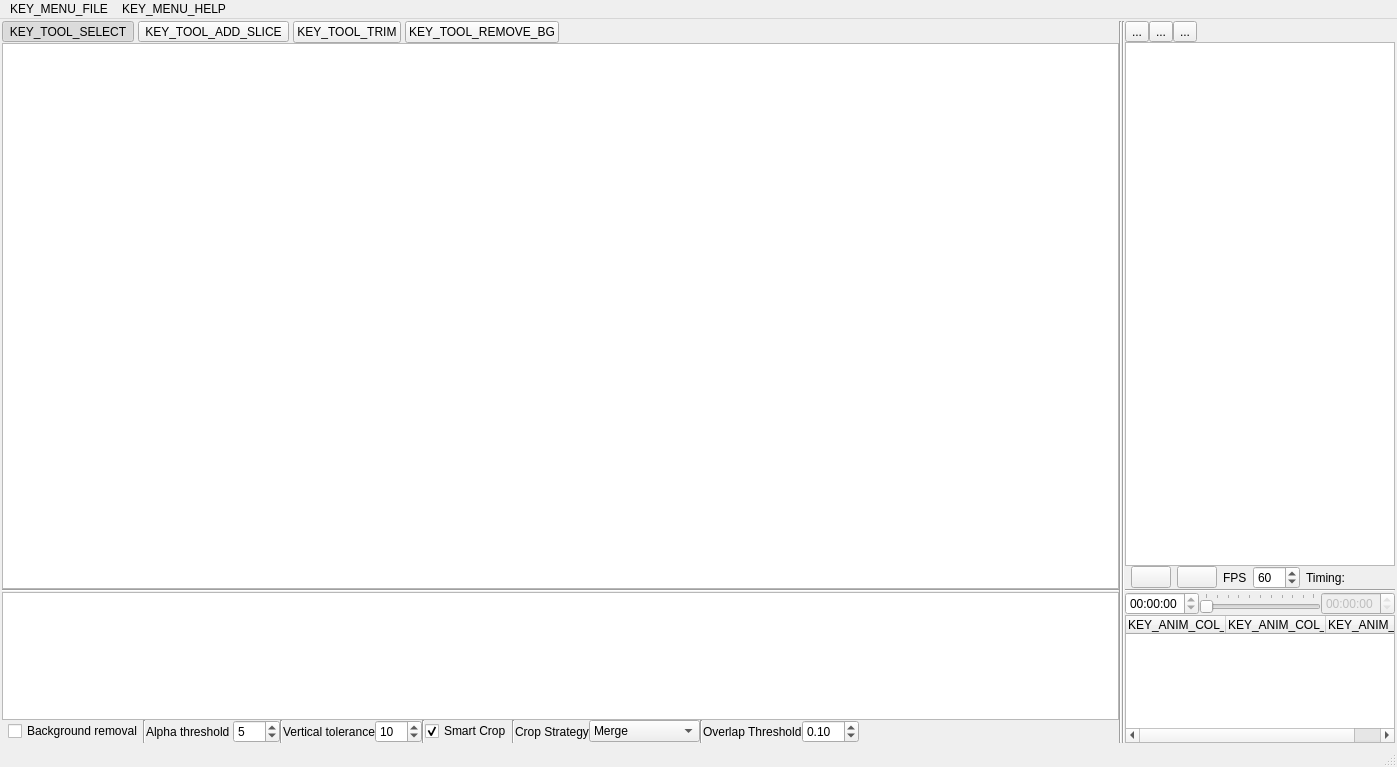
Qt form SpriteStudio/src/mainwindow.ui (oktailb/BentoPack) before a commit.
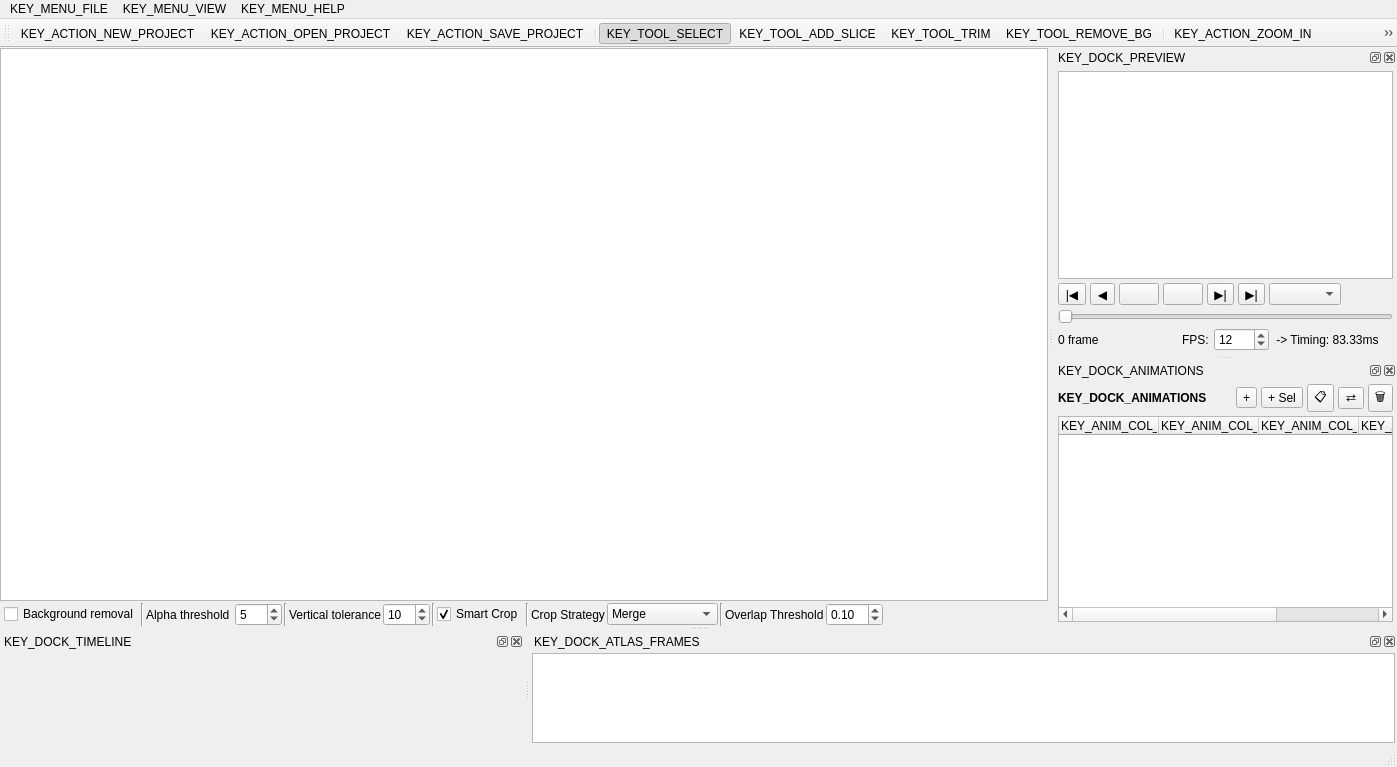
The same form after that commit. Icons and pictures are not drawn.

What changed in the file:
```diff
--- a/SpriteStudio/src/mainwindow.ui
+++ b/SpriteStudio/src/mainwindow.ui
@@ -55,200 +55,27 @@
      <number>2</number>
     </property>
     <property name="leftMargin">
-     <number>2</number>
+     <number>0</number>
     </property>
     <property name="topMargin">
-     <number>2</number>
+     <number>0</number>
     </property>
     <property name="rightMargin">
-     <number>2</number>
+     <number>0</number>
     </property>
     <property name="bottomMargin">
-     <number>2</number>
-    </property>
-    <item>
-     <layout class="QHBoxLayout" name="DataArea" stretch="4,0,0,0">
-      <property name="spacing">
        <number>0</number>
       </property>
-      <item>
-        <layout class="QVBoxLayout" name="verticalLayout_3" stretch="0,4,0,1,0">
-         <item>
-          <layout class="QHBoxLayout" name="sliceToolBar">
-           <property name="spacing">
-            <number>4</number>
-           </property>
-           <item>
-            <widget class="QToolButton" name="btnToolSelect">
-             <property name="text">
-              <string>KEY_TOOL_SELECT</string>
-             </property>
-             <property name="checkable">
-              <bool>true</bool>
-             </property>
-             <property name="checked">
-              <bool>true</bool>
-             </property>
-             <property name="autoExclusive">
-              <bool>true</bool>
-             </property>
-             <property name="toolTip">
-              <string>KEY_TOOLTIP_TOOL_SELECT</string>
-             </property>
-            </widget>
-           </item>
-           <item>
-            <widget class="QToolButton" name="btnToolAddSlice">
-             <property name="text">
-              <string>KEY_TOOL_ADD_SLICE</string>
-             </property>
-             <property name="checkable">
-              <bool>true</bool>
-             </property>
-             <property name="autoExclusive">
-              <bool>true</bool>
-             </property>
-             <property name="toolTip">
-              <string>KEY_TOOLTIP_TOOL_ADD_SLICE</string>
-             </property>
-            </widget>
-           </item>
-           <item>
-            <widget class="QPushButton" name="btnTrimSlice">
-             <property name="text">
-              <string>KEY_TOOL_TRIM</string>
-             </property>
-             <property name="toolTip">
-              <string>KEY_TOOLTIP_TOOL_TRIM</string>
-             </property>
-            </widget>
-           </item>
-           <item>
-            <widget class="QPushButton" name="btnRemoveBg">
-             <property name="text">
-              <string>KEY_TOOL_REMOVE_BG</string>
-             </property>
-             <property name="toolTip">
-              <string>KEY_TOOLTIP_TOOL_REMOVE_BG</string>
-             </property>
-            </widget>
-           </item>
-           <item>
-            <spacer name="spacerSliceTools">
-             <property name="orientation">
-              <enum>Qt::Orientation::Horizontal</enum>
-             </property>
-             <property name="sizeHint" stdset="0">
-              <size>
-               <width>40</width>
-               <height>20</height>
-              </size>
-             </property>
-            </spacer>
-           </item>
-          </layout>
-         </item>
          <item>
           <widget class="QGraphicsView" name="graphicsViewLayers"/>
          </item>
-        <item>
-         <widget class="Line" name="line_2">
-          <property name="orientation">
-           <enum>Qt::Orientation::Horizontal</enum>
-          </property>
-         </widget>
-        </item>
-        <item>
-         <widget class="QListView" name="framesList">
-          <property name="sizePolicy">
-           <sizepolicy hsizetype="Expanding" vsizetype="Fixed">
-            <horstretch>0</horstretch>
-            <verstretch>0</verstretch>
-           </sizepolicy>
-          </property>
-          <property name="minimumSize">
-           <size>
-            <width>0</width>
-            <height>128</height>
-           </size>
-          </property>
-          <property name="maximumSize">
-           <size>
-            <width>16777215</width>
-            <height>128</height>
-           </size>
-          </property>
-          <property name="baseSize">
-           <size>
-            <width>0</width>
-            <height>128</height>
-           </size>
-          </property>
-          <property name="font">
-           <font>
-            <pointsize>10</pointsize>
-           </font>
-          </property>
-          <property name="cursor" stdset="0">
-           <cursorShape>OpenHandCursor</cursorShape>
-          </property>
-          <property name="acceptDrops">
-           <bool>true</bool>
-          </property>
-          <property name="verticalScrollBarPolicy">
-           <enum>Qt::ScrollBarPolicy::ScrollBarAlwaysOff</enum>
-          </property>
-          <property name="horizontalScrollBarPolicy">
-           <enum>Qt::ScrollBarPolicy::ScrollBarAsNeeded</enum>
-          </property>
-          <property name="sizeAdjustPolicy">
-           <enum>QAbstractScrollArea::SizeAdjustPolicy::AdjustToContents</enum>
-          </property>
-          <property name="dragEnabled">
-           <bool>true</bool>
-          </property>
-          <property name="dragDropMode">
-           <enum>QAbstractItemView::DragDropMode::InternalMove</enum>
-          </property>
-          <property name="defaultDropAction">
-           <enum>Qt::DropAction::MoveAction</enum>
-          </property>
-          <property name="textElideMode">
-           <enum>Qt::TextElideMode::ElideNone</enum>
-          </property>
-          <property name="movement">
-           <enum>QListView::Movement::Free</enum>
-          </property>
-          <property name="flow">
-           <enum>QListView::Flow::LeftToRight</enum>
-          </property>
-          <property name="isWrapping" stdset="0">
-           <bool>false</bool>
-          </property>
-          <property name="resizeMode">
-           <enum>QListView::ResizeMode::Fixed</enum>
-          </property>
-          <property name="spacing">
-           <number>0</number>
-          </property>
-          <property name="viewMode">
-           <enum>QListView::ViewMode::IconMode</enum>
-          </property>
-          <property name="uniformItemSizes">
-           <bool>false</bool>
-          </property>
-          <property name="itemAlignment">
-           <set>Qt::AlignmentFlag::AlignBaseline|Qt::AlignmentFlag::AlignBottom</set>
-          </property>
-         </widget>
-        </item>
         <item>
          <layout class="QHBoxLayout" name="AtlasButtons">
           <property name="leftMargin">
-           <number>6</number>
+       <number>4</number>
           </property>
           <property name="rightMargin">
-           <number>6</number>
+       <number>4</number>
           </property>
           <item>
            <widget class="QCheckBox" name="backgroundRemoval">
@@ -400,97 +227,68 @@
          </layout>
         </item>
        </layout>
-      </item>
-      <item>
-       <widget class="Line" name="line">
-        <property name="orientation">
-         <enum>Qt::Orientation::Vertical</enum>
-        </property>
-       </widget>
-      </item>
-      <item>
-       <widget class="Line" name="line_4">
-        <property name="orientation">
-         <enum>Qt::Orientation::Vertical</enum>
-        </property>
-       </widget>
-      </item>
-      <item>
-       <layout class="QVBoxLayout" name="animationArea">
-        <item>
-         <layout class="QHBoxLayout" name="toolBox">
-          <item>
-           <widget class="QToolButton" name="spriteCleanButton">
-            <property name="toolTip">
-             <string>Edit current frame pixels</string>
-            </property>
-            <property name="text">
-             <string>...</string>
-            </property>
-            <property name="icon">
-             <iconset theme="edit-clear"/>
-            </property>
-           </widget>
-          </item>
-          <item>
-           <widget class="QToolButton" name="spriteAlignButton">
-            <property name="toolTip">
-             <string>Set fixed point</string>
-            </property>
-            <property name="text">
-             <string>...</string>
-            </property>
-            <property name="icon">
-             <iconset theme="format-text-direction-ltr"/>
-            </property>
-           </widget>
-          </item>
-          <item>
-           <widget class="QToolButton" name="mirrorButton">
-            <property name="text">
-             <string>...</string>
-            </property>
-            <property name="icon">
-             <iconset theme="object-flip-horizontal"/>
-            </property>
-           </widget>
-          </item>
-          <item>
-           <spacer name="horizontalSpacer_2">
-            <property name="orientation">
-             <enum>Qt::Orientation::Horizontal</enum>
-            </property>
-            <property name="sizeHint" stdset="0">
-             <size>
-              <width>40</width>
-              <height>20</height>
-             </size>
-            </property>
-           </spacer>
-          </item>
-         </layout>
-        </item>
-        <item>
-         <widget class="QGraphicsView" name="graphicsViewResult"/>
-        </item>
-        <item>
-         <layout class="QHBoxLayout" name="MediaButtons">
+  </widget>
+  <widget class="QDockWidget" name="dockPreview">
+   <property name="windowTitle">
+    <string>KEY_DOCK_PREVIEW</string>
+   </property>
+   <attribute name="dockWidgetArea">
+    <number>2</number>
+   </attribute>
+   <widget class="QWidget" name="dockPreviewContents">
+    <layout class="QVBoxLayout" name="previewLayout">
           <property name="spacing">
-           <number>6</number>
+      <number>4</number>
           </property>
           <property name="leftMargin">
-           <number>6</number>
+      <number>4</number>
+     </property>
+     <property name="topMargin">
+      <number>4</number>
           </property>
           <property name="rightMargin">
-           <number>6</number>
-          </property>
+      <number>4</number>
+     </property>
+     <property name="bottomMargin">
+      <number>4</number>
+     </property>
           <item>
-           <widget class="QPushButton" name="Pause">
+      <widget class="QGraphicsView" name="graphicsViewResult">
+       <property name="minimumSize">
+        <size>
+         <width>160</width>
+         <height>160</height>
+        </size>
+       </property>
+      </widget>
+     </item>
+     <item>
+      <layout class="QVBoxLayout" name="transportLayout">
+       <property name="spacing">
+        <number>4</number>
+       </property>
+       <item>
+        <layout class="QHBoxLayout" name="transportButtons">
+         <property name="spacing">
+          <number>4</number>
+         </property>
+         <item>
+          <widget class="QToolButton" name="btnFirstFrame">
+           <property name="toolTip">
+            <string>KEY_TOOLTIP_FIRST_FRAME</string>
+           </property>
             <property name="text">
-             <string/>
-            </property>
-            <property name="icon">
-             <iconset theme="QIcon::ThemeIcon::MediaPlaybackPause"/>
+            <string>|◀</string>
+           </property>
+          </widget>
+         </item>
+         <item>
+          <widget class="QToolButton" name="btnPrevFrame">
+           <property name="toolTip">
+            <string>KEY_TOOLTIP_PREV_FRAME</string>
+           </property>
+           <property name="text">
+            <string>◀</string>
             </property>
            </widget>
           </item>
@@ -505,102 +303,278 @@
            </widget>
           </item>
           <item>
+          <widget class="QPushButton" name="Pause">
+           <property name="toolTip">
+            <string>KEY_TOOLTIP_PAUSE</string>
+           </property>
+           <property name="text">
+            <string/>
+           </property>
+           <property name="icon">
+            <iconset theme="QIcon::ThemeIcon::MediaPlaybackPause"/>
+           </property>
+          </widget>
+         </item>
+         <item>
+          <widget class="QToolButton" name="btnNextFrame">
+           <property name="toolTip">
+            <string>KEY_TOOLTIP_NEXT_FRAME</string>
+           </property>
+           <property name="text">
+            <string>▶|</string>
+           </property>
+          </widget>
+         </item>
+         <item>
+          <widget class="QToolButton" name="btnLastFrame">
+           <property name="toolTip">
+            <string>KEY_TOOLTIP_LAST_FRAME</string>
+           </property>
+           <property name="text">
+            <string>▶|</string>
+           </property>
+          </widget>
+         </item>
+         <item>
+          <widget class="QComboBox" name="comboLoopMode">
+           <property name="toolTip">
+            <string>KEY_TOOLTIP_LOOP_MODE</string>
+           </property>
+          </widget>
+         </item>
+         <item>
+          <spacer name="spacerTransport">
+           <property name="orientation">
+            <enum>Qt::Orientation::Horizontal</enum>
+           </property>
+           <property name="sizeHint" stdset="0">
+            <size>
+             <width>10</width>
+             <height>20</height>
+            </size>
+           </property>
+          </spacer>
+         </item>
+        </layout>
+       </item>
+       <item>
+        <widget class="QSlider" name="sliderScrubber">
+         <property name="orientation">
+          <enum>Qt::Orientation::Horizontal</enum>
+         </property>
+         <property name="tickPosition">
+          <enum>QSlider::TickPosition::NoTicks</enum>
+         </property>
+        </widget>
+       </item>
+       <item>
+        <layout class="QHBoxLayout" name="speedTimingLayout">
+         <property name="spacing">
+          <number>4</number>
+         </property>
+         <item>
+          <widget class="QLabel" name="lblFrameCounter">
+           <property name="minimumSize">
+            <size>
+             <width>110</width>
+             <height>0</height>
+            </size>
+           </property>
+           <property name="alignment">
+            <set>Qt::AlignmentFlag::AlignLeading|Qt::AlignmentFlag::AlignLeft|Qt::AlignmentFlag::AlignVCenter</set>
+           </property>
+           <property name="text">
+            <string>0 frame</string>
+           </property>
+          </widget>
+         </item>
+         <item>
+          <spacer name="spacerSpeedTiming">
+           <property name="orientation">
+            <enum>Qt::Orientation::Horizontal</enum>
+           </property>
+           <property name="sizeHint" stdset="0">
+            <size>
+             <width>10</width>
+             <height>20</height>
+            </size>
+           </property>
+          </spacer>
+         </item>
+         <item>
            <widget class="QLabel" name="fpsLabel">
+           <property name="minimumSize">
+            <size>
+             <width>28</width>
+             <height>0</height>
+            </size>
+           </property>
+           <property name="maximumSize">
+            <size>
+             <width>28</width>
+             <height>16777215</height>
+            </size>
+           </property>
             <property name="text">
-             <string>FPS</string>
-            </property>
-            <property name="margin">
-             <number>0</number>
+            <string>FPS:</string>
             </property>
            </widget>
           </item>
           <item>
            <widget class="QSpinBox" name="fps">
+           <property name="minimumSize">
+            <size>
+             <width>55</width>
+             <height>0</height>
+            </size>
+           </property>
+           <property name="maximumSize">
+            <size>
+             <width>55</width>
+             <height>16777215</height>
+            </size>
+           </property>
             <property name="minimum">
              <number>1</number>
             </property>
             <property name="maximum">
-             <number>255</number>
+            <number>120</number>
             </property>
             <property name="value">
-             <number>60</number>
+            <number>12</number>
             </property>
            </widget>
           </item>
           <item>
            <widget class="QLabel" name="timingLabel">
+           <property name="minimumSize">
+            <size>
+             <width>120</width>
+             <height>0</height>
+            </size>
+           </property>
+           <property name="maximumSize">
+            <size>
+             <width>120</width>
+             <height>16777215</height>
+            </size>
+           </property>
+           <property name="alignment">
+            <set>Qt::AlignmentFlag::AlignLeading|Qt::AlignmentFlag::AlignLeft|Qt::AlignmentFlag::AlignVCenter</set>
+           </property>
             <property name="text">
-             <string>Timing: </string>
+            <string> -&gt; Timing: 83.33ms</string>
             </property>
            </widget>
           </item>
+        </layout>
+       </item>
+      </layout>
+     </item>
+    </layout>
+   </widget>
+  </widget>
+  <widget class="QDockWidget" name="dockAnimations">
+   <property name="windowTitle">
+    <string>KEY_DOCK_ANIMATIONS</string>
+   </property>
+   <attribute name="dockWidgetArea">
+    <number>2</number>
+   </attribute>
+   <widget class="QWidget" name="dockAnimationsContents">
+    <layout class="QVBoxLayout" name="animationsLayout">
+     <property name="spacing">
+      <number>4</number>
+     </property>
+     <property name="leftMargin">
+      <number>4</number>
+     </property>
+     <property name="topMargin">
+      <number>4</number>
+     </property>
+     <property name="rightMargin">
+      <number>4</number>
+     </property>
+     <property name="bottomMargin">
+      <number>4</number>
+     </property>
           <item>
-           <spacer name="horizontalSpacer">
+      <layout class="QHBoxLayout" name="animToolBarLayout">
+       <property name="spacing">
+        <number>4</number>
+       </property>
+       <item>
+        <widget class="QLabel" name="lblAnimTitle">
+         <property name="font">
+          <font>
+           <bold>true</bold>
+          </font>
+         </property>
+         <property name="text">
+          <string>KEY_DOCK_ANIMATIONS</string>
+         </property>
+        </widget>
+       </item>
+       <item>
+        <spacer name="spacerAnimTools">
             <property name="orientation">
              <enum>Qt::Orientation::Horizontal</enum>
             </property>
             <property name="sizeHint" stdset="0">
              <size>
-              <width>40</width>
+           <width>20</width>
               <height>20</height>
              </size>
             </property>
            </spacer>
           </item>
-         </layout>
-        </item>
         <item>
-         <widget class="Line" name="line_3">
-          <property name="orientation">
-           <enum>Qt::Orientation::Horizontal</enum>
-          </property>
+        <widget class="QToolButton" name="btnNewAnim">
+         <property name="toolTip">
+          <string>KEY_TOOLTIP_NEW_ANIM</string>
+         </property>
+         <property name="text">
+          <string>+</string>
+         </property>
          </widget>
         </item>
         <item>
-         <layout class="QHBoxLayout" name="DataTiming">
-          <property name="spacing">
-           <number>0</number>
-          </property>
+        <widget class="QToolButton" name="btnNewFromSelection">
+         <property name="toolTip">
+          <string>KEY_TOOLTIP_NEW_FROM_SELECTION</string>
+         </property>
+         <property name="text">
+          <string>+ Sel</string>
+         </property>
+        </widget>
+       </item>
           <item>
-           <widget class="QTimeEdit" name="timeFrom">
-            <property name="enabled">
-             <bool>true</bool>
-            </property>
-            <property name="readOnly">
-             <bool>true</bool>
-            </property>
-            <property name="displayFormat">
-             <string>hh:mm:ss</string>
-            </property>
+        <widget class="QToolButton" name="btnDuplicateAnim">
+         <property name="toolTip">
+          <string>KEY_TOOLTIP_DUPLICATE_ANIM</string>
+         </property>
+         <property name="text">
+          <string>📋</string>
+         </property>
            </widget>
           </item>
           <item>
-           <layout class="QVBoxLayout" name="verticalLayout">
-            <property name="spacing">
-             <number>0</number>
-            </property>
-            <item>
-             <widget class="QSlider" name="sliderFrom">
-              <property name="orientation">
-               <enum>Qt::Orientation::Horizontal</enum>
-              </property>
-              <property name="tickPosition">
-               <enum>QSlider::TickPosition::TicksAbove</enum>
-              </property>
-             </widget>
-            </item>
-           </layout>
-          </item>
+        <widget class="QToolButton" name="btnReverseAnim">
+         <property name="toolTip">
+          <string>KEY_TOOLTIP_REVERSE_ANIM</string>
+         </property>
+         <property name="text">
+          <string>⇄</string>
+         </property>
+        </widget>
+       </item>
           <item>
-           <widget class="QTimeEdit" name="timeTo">
-            <property name="enabled">
-             <bool>false</bool>
-            </property>
-            <property name="readOnly">
-             <bool>true</bool>
-            </property>
-            <property name="displayFormat">
-             <string>hh:mm:ss</string>
+        <widget class="QToolButton" name="btnDeleteAnim">
+         <property name="toolTip">
+          <string>KEY_TOOLTIP_DELETE_ANIM</string>
+         </property>
+         <property name="text">
+          <string>🗑</string>
             </property>
            </widget>
           </item>
@@ -611,13 +585,7 @@
           <property name="minimumSize">
            <size>
             <width>0</width>
-            <height>128</height>
-           </size>
-          </property>
-          <property name="maximumSize">
-           <size>
-            <width>16777215</width>
-            <height>128</height>
+         <height>120</height>
            </size>
           </property>
           <property name="rootIsDecorated">
@@ -633,18 +601,180 @@
             <string>KEY_ANIM_COL_FPS</string>
            </property>
           </column>
+       <column>
+        <property name="text">
+         <string>KEY_ANIM_COL_MODE</string>
+        </property>
+       </column>
           <column>
            <property name="text">
             <string>KEY_ANIM_COL_FRAMES</string>
            </property>
           </column>
+       <column>
+        <property name="text">
+         <string>KEY_ANIM_COL_DURATION</string>
+        </property>
+       </column>
          </widget>
         </item>
        </layout>
-      </item>
-     </layout>
-    </item>
-   </layout>
+   </widget>
+  </widget>
+  <widget class="QDockWidget" name="dockTimeline">
+   <property name="windowTitle">
+    <string>KEY_DOCK_TIMELINE</string>
+   </property>
+   <attribute name="dockWidgetArea">
+    <number>8</number>
+   </attribute>
+   <widget class="QWidget" name="dockTimelineContents">
+    <layout class="QVBoxLayout" name="timelineLayout">
+     <property name="spacing">
+      <number>0</number>
+     </property>
+     <property name="leftMargin">
+      <number>2</number>
+     </property>
+     <property name="topMargin">
+      <number>2</number>
+     </property>
+     <property name="rightMargin">
+      <number>2</number>
+     </property>
+     <property name="bottomMargin">
+      <number>2</number>
+     </property>
+    </layout>
+   </widget>
+  </widget>
+  <widget class="QDockWidget" name="dockAtlasFrames">
+   <property name="windowTitle">
+    <string>KEY_DOCK_ATLAS_FRAMES</string>
+   </property>
+   <attribute name="dockWidgetArea">
+    <number>8</number>
+   </attribute>
+   <widget class="QWidget" name="dockAtlasFramesContents">
+    <layout class="QVBoxLayout" name="framesLayout">
+     <property name="spacing">
+      <number>0</number>
+     </property>
+     <property name="leftMargin">
+      <number>2</number>
+     </property>
+     <property name="topMargin">
+      <number>2</number>
+     </property>
+     <property name="rightMargin">
+      <number>2</number>
+     </property>
+     <property name="bottomMargin">
+      <number>2</number>
+     </property>
+     <item>
+      <widget class="QListView" name="framesList">
+       <property name="sizePolicy">
+        <sizepolicy hsizetype="Expanding" vsizetype="Expanding">
+         <horstretch>0</horstretch>
+         <verstretch>0</verstretch>
+        </sizepolicy>
+       </property>
+       <property name="minimumSize">
+        <size>
+         <width>0</width>
+         <height>90</height>
+        </size>
+       </property>
+       <property name="font">
+        <font>
+         <pointsize>10</pointsize>
+        </font>
+       </property>
+       <property name="cursor" stdset="0">
+        <cursorShape>OpenHandCursor</cursorShape>
+       </property>
+       <property name="acceptDrops">
+        <bool>true</bool>
+       </property>
+       <property name="verticalScrollBarPolicy">
+        <enum>Qt::ScrollBarPolicy::ScrollBarAlwaysOff</enum>
+       </property>
+       <property name="horizontalScrollBarPolicy">
+        <enum>Qt::ScrollBarPolicy::ScrollBarAsNeeded</enum>
+       </property>
+       <property name="sizeAdjustPolicy">
+        <enum>QAbstractScrollArea::SizeAdjustPolicy::AdjustToContents</enum>
+       </property>
+       <property name="dragEnabled">
+        <bool>true</bool>
+       </property>
+       <property name="dragDropMode">
+        <enum>QAbstractItemView::DragDropMode::InternalMove</enum>
+       </property>
+       <property name="defaultDropAction">
+        <enum>Qt::DropAction::MoveAction</enum>
+       </property>
+       <property name="textElideMode">
+        <enum>Qt::TextElideMode::ElideNone</enum>
+       </property>
+       <property name="movement">
+        <enum>QListView::Movement::Free</enum>
+       </property>
+       <property name="flow">
+        <enum>QListView::Flow::LeftToRight</enum>
+       </property>
+       <property name="isWrapping" stdset="0">
+        <bool>false</bool>
+       </property>
+       <property name="resizeMode">
+        <enum>QListView::ResizeMode::Fixed</enum>
+       </property>
+       <property name="spacing">
+        <number>0</number>
+       </property>
+       <property name="viewMode">
+        <enum>QListView::ViewMode::IconMode</enum>
+       </property>
+       <property name="uniformItemSizes">
+        <bool>false</bool>
+       </property>
+       <property name="itemAlignment">
+        <set>Qt::AlignmentFlag::AlignBaseline|Qt::AlignmentFlag::AlignBottom</set>
+       </property>
+      </widget>
+     </item>
+    </layout>
+   </widget>
+  </widget>
+  <widget class="QToolBar" name="mainToolBar">
+   <property name="windowTitle">
+    <string>KEY_TOOLBAR_MAIN</string>
+   </property>
+   <property name="movable">
+    <bool>true</bool>
+   </property>
+   <property name="floatable">
+    <bool>true</bool>
+   </property>
+   <attribute name="toolBarArea">
+    <enum>TopToolBarArea</enum>
+   </attribute>
+   <attribute name="toolBarBreak">
+    <bool>false</bool>
+   </attribute>
+   <addaction name="actionNewProject"/>
+   <addaction name="actionOpenProject"/>
+   <addaction name="actionSaveProject"/>
+   <addaction name="separator"/>
+   <addaction name="actionToolSelect"/>
+   <addaction name="actionToolAddSlice"/>
+   <addaction name="actionTrimSlice"/>
+   <addaction name="actionRemoveBg"/>
+   <addaction name="separator"/>
+   <addaction name="actionZoomIn"/>
+   <addaction name="actionZoomOut"/>
+   <addaction name="actionZoomReset"/>
   </widget>
   <widget class="QMenuBar" name="menuBar">
    <property name="geometry">
@@ -671,6 +801,12 @@
     <addaction name="separator"/>
     <addaction name="actionExit"/>
    </widget>
+   <widget class="QMenu" name="menuAffichage">
+    <property name="title">
+     <string>KEY_MENU_VIEW</string>
+    </property>
+    <addaction name="actionResetLayout"/>
+   </widget>
    <widget class="QMenu" name="menuHelp">
     <property name="title">
      <string>KEY_MENU_HELP</string>
@@ -678,6 +814,7 @@
     <addaction name="actionAbout"/>
    </widget>
    <addaction name="menuFile"/>
+   <addaction name="menuAffichage"/>
    <addaction name="menuHelp"/>
   </widget>
   <widget class="QStatusBar" name="statusBar"/>
@@ -746,6 +883,79 @@
     <string>KEY_ACTION_EXIT</string>
    </property>
   </action>
+  <action name="actionToolSelect">
+   <property name="checkable">
+    <bool>true</bool>
+   </property>
+   <property name="checked">
+    <bool>true</bool>
+   </property>
+   <property name="text">
+    <string>KEY_TOOL_SELECT</string>
+   </property>
+   <property name="toolTip">
+    <string>KEY_TOOLTIP_TOOL_SELECT</string>
+   </property>
+  </action>
+  <action name="actionToolAddSlice">
+   <property name="checkable">
+    <bool>true</bool>
+   </property>
+   <property name="text">
+    <string>KEY_TOOL_ADD_SLICE</string>
+   </property>
+   <property name="toolTip">
+    <string>KEY_TOOLTIP_TOOL_ADD_SLICE</string>
+   </property>
+  </action>
+  <action name="actionTrimSlice">
+   <property name="text">
+    <string>KEY_TOOL_TRIM</string>
+   </property>
+   <property name="toolTip">
+    <string>KEY_TOOLTIP_TOOL_TRIM</string>
+   </property>
+  </action>
+  <action name="actionRemoveBg">
+   <property name="text">
+    <string>KEY_TOOL_REMOVE_BG</string>
+   </property>
+   <property name="toolTip">
+    <string>KEY_TOOLTIP_TOOL_REMOVE_BG</string>
+   </property>
+  </action>
+  <action name="actionZoomIn">
+   <property name="text">
+    <string>KEY_ACTION_ZOOM_IN</string>
+   </property>
+   <property name="toolTip">
+    <string>KEY_TOOLTIP_ZOOM_IN</string>
+   </property>
+  </action>
+  <action name="actionZoomOut">
+   <property name="text">
+    <string>KEY_ACTION_ZOOM_OUT</string>
+   </property>
+   <property name="toolTip">
+    <string>KEY_TOOLTIP_ZOOM_OUT</string>
+   </property>
+  </action>
+  <action name="actionZoomReset">
+   <property name="text">
+    <string>KEY_ACTION_ZOOM_RESET</string>
+   </property>
+   <property name="toolTip">
+    <string>KEY_TOOLTIP_ZOOM_RESET</string>
+   </property>
+  </action>
+  <action name="actionResetLayout">
+   <property name="text">
+    <string>KEY_ACTION_RESET_LAYOUT</string>
+   </property>
+   <property name="toolTip">
+    <string>KEY_TOOLTIP_RESET_LAYOUT</string>
+   </property>
+  </action>
  </widget>
  <resources/>
  <connections/>
```
Left out of the diff: 5 changed lines with no effect on the pictures. Lines whose indentation alone changed are shown as unchanged.
